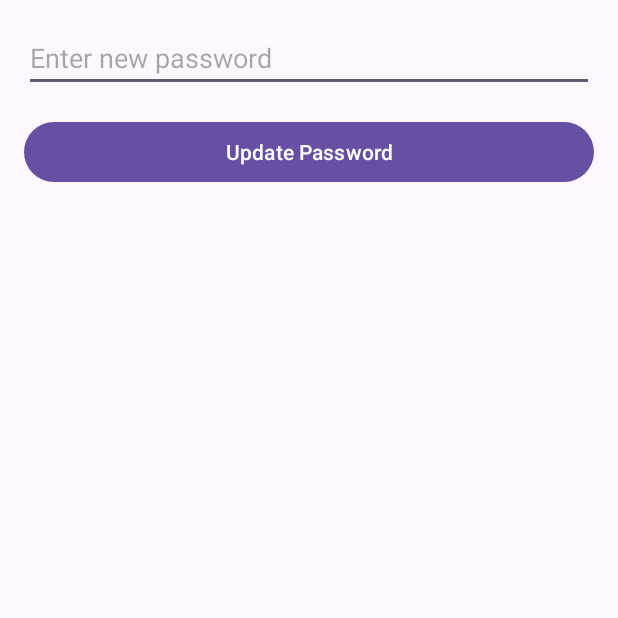
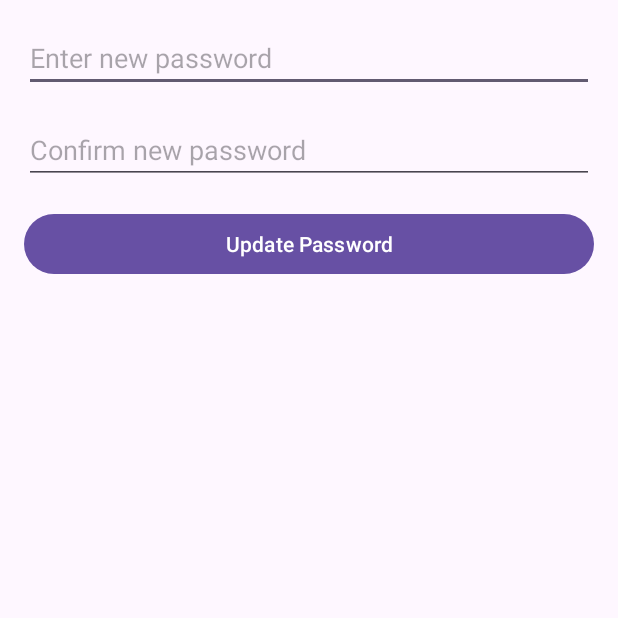
Before and after one commit to LouisFeather99/SportSpocialMediaApp, an Android app: the UpdatePass screen opened directly, with no data from a screen before it, after a tap on "Update Password", on a phone screen of 412 x 824 dp, the top half of it. Run offline under Robolectric (Android 15) with nearby library versions, the phone set to English and light mode, and no system bars.

Commit message:
post xml change and UpdatePass update

```diff
--- a/app/src/main/java/com/example/sportspocialmediaapp/UpdatePass.java
+++ b/app/src/main/java/com/example/sportspocialmediaapp/UpdatePass.java
@@ -10,6 +10,7 @@
 
 public class UpdatePass extends AppCompatActivity {
     private EditText editTextNewPassword;
+    private EditText editTextConfirmPassword; // New EditText for confirming password
     private Button buttonUpdatePassword;
     private AppDbHelper dbHelper;
 
@@ -21,6 +22,7 @@
         dbHelper = new AppDbHelper(this); // Initialize your database helper
 
         editTextNewPassword = findViewById(R.id.editTextNewPassword);
+        editTextConfirmPassword = findViewById(R.id.editTextConfirmPassword); // Initialize EditText for confirming password
         buttonUpdatePassword = findViewById(R.id.buttonUpdatePassword);
 
         buttonUpdatePassword.setOnClickListener(new View.OnClickListener() {
@@ -33,7 +35,10 @@
 
     private void updatePassword() {
         String newPassword = editTextNewPassword.getText().toString().trim();
-        if (!newPassword.isEmpty()) {
+        String confirmPassword = editTextConfirmPassword.getText().toString().trim();
+
+        if (!newPassword.isEmpty() && !confirmPassword.isEmpty()) {
+            if (newPassword.equals(confirmPassword)) {
                 SharedPreferences prefs = getSharedPreferences("AppPrefs", MODE_PRIVATE);
                 String username = prefs.getString("username", null); // Get the username from SharedPreferences
 
@@ -44,7 +49,10 @@
                     Toast.makeText(this, "Failed to update password. Please try again.", Toast.LENGTH_SHORT).show();
                 }
             } else {
-            Toast.makeText(this, "Password cannot be empty.", Toast.LENGTH_SHORT).show();
+                Toast.makeText(this, "Passwords do not match. Please try again.", Toast.LENGTH_SHORT).show();
+            }
+        } else {
+            Toast.makeText(this, "Password fields cannot be empty.", Toast.LENGTH_SHORT).show();
         }
     }
 }
--- a/app/src/main/res/layout/activity_update_pass.xml
+++ b/app/src/main/res/layout/activity_update_pass.xml
@@ -12,6 +12,14 @@
         android:hint="Enter new password"
         android:inputType="textPassword"/>
 
+    <EditText
+        android:id="@+id/editTextConfirmPassword"
+        android:layout_width="match_parent"
+        android:layout_height="wrap_content"
+        android:hint="Confirm new password"
+        android:inputType="textPassword"
+        android:layout_marginTop="16dp"/>
+
     <Button
         android:id="@+id/buttonUpdatePassword"
         android:layout_width="match_parent"
--- a/app/src/main/res/layout/post_item.xml
+++ b/app/src/main/res/layout/post_item.xml
@@ -4,7 +4,7 @@
     android:layout_height="wrap_content"
     android:orientation="vertical"
     android:padding="16dp"
-    android:background="@android:color/white">
+    android:background="@drawable/shadow_gradient">
 
     <!-- Display post content -->
     <TextView
```
Lines whose indentation alone changed are shown as unchanged.
